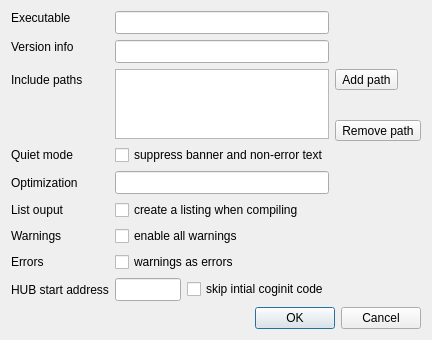
The window that dialogs/flexspindlg.ui (pullmoll/qflexprop) describes before a commit, drawn with Qt 5.
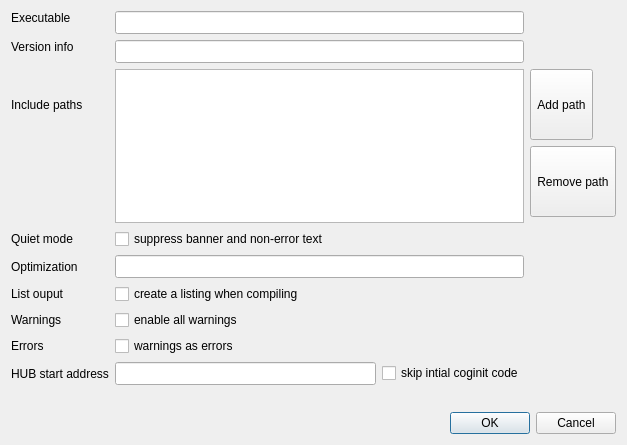
The same window after the commit. Icons and pictures are not drawn.

Commit message: FlexspinDlg: implement add/del include path

```diff
--- a/dialogs/flexspindlg.ui
+++ b/dialogs/flexspindlg.ui
@@ -6,8 +6,8 @@
    <rect>
     <x>0</x>
     <y>0</y>
-    <width>407</width>
-    <height>305</height>
+    <width>627</width>
+    <height>445</height>
    </rect>
   </property>
   <property name="windowTitle">
@@ -18,13 +18,17 @@
     <normaloff>:/images/preferences.png</normaloff>:/images/preferences.png</iconset>
   </property>
   <layout class="QGridLayout" name="gridLayout">
-   <item row="0" column="0">
-    <widget class="QLabel" name="lbl1">
+   <item row="5" column="1" colspan="2">
+    <widget class="QCheckBox" name="cb_quiet">
      <property name="text">
-      <string>Executable</string>
+      <string>suppress banner and non-error text</string>
      </property>
-     <property name="alignment">
-      <set>Qt::AlignLeading|Qt::AlignLeft|Qt::AlignTop</set>
+    </widget>
+   </item>
+   <item row="7" column="0">
+    <widget class="QLabel" name="lbl5">
+     <property name="text">
+      <string>List ouput</string>
      </property>
     </widget>
    </item>
@@ -40,66 +44,20 @@
      </property>
     </widget>
    </item>
-   <item row="1" column="0">
-    <widget class="QLabel" name="lbl2">
-     <property name="text">
-      <string>Version info</string>
+   <item row="3" column="3">
+    <widget class="QToolButton" name="tb_del">
+     <property name="sizePolicy">
+      <sizepolicy hsizetype="Fixed" vsizetype="MinimumExpanding">
+       <horstretch>0</horstretch>
+       <verstretch>0</verstretch>
+      </sizepolicy>
      </property>
-     <property name="alignment">
-      <set>Qt::AlignLeading|Qt::AlignLeft|Qt::AlignTop</set>
-     </property>
-    </widget>
-   </item>
-   <item row="1" column="1" colspan="2">
-    <widget class="QLineEdit" name="le_version_info">
-     <property name="font">
-      <font>
-       <family>Monospace</family>
-       <pointsize>10</pointsize>
-       <weight>75</weight>
-       <bold>true</bold>
-      </font>
-     </property>
-    </widget>
-   </item>
-   <item row="2" column="0">
-    <widget class="QLabel" name="lbl3">
-     <property name="text">
-      <string>Include paths</string>
-     </property>
-    </widget>
-   </item>
-   <item row="2" column="1" rowspan="2" colspan="2">
-    <widget class="QListWidget" name="lw_include_paths">
-     <property name="font">
-      <font>
-       <family>Monospace</family>
-       <pointsize>10</pointsize>
-       <weight>75</weight>
-       <bold>true</bold>
-      </font>
-     </property>
-    </widget>
-   </item>
-   <item row="2" column="3">
-    <widget class="QToolButton" name="tb_add">
-     <property name="text">
-      <string>Add path</string>
-     </property>
-     <property name="icon">
-      <iconset resource="../qflexprop.qrc">
-       <normaloff>:/images/plus.png</normaloff>:/images/plus.png</iconset>
-     </property>
-     <property name="iconSize">
+     <property name="minimumSize">
       <size>
-       <width>16</width>
-       <height>16</height>
+       <width>20</width>
+       <height>32</height>
       </size>
      </property>
-    </widget>
-   </item>
-   <item row="3" column="3" rowspan="2">
-    <widget class="QToolButton" name="toolButton">
      <property name="text">
       <string>Remove path</string>
      </property>
@@ -115,28 +73,64 @@
      </property>
     </widget>
    </item>
-   <item row="4" column="0">
+   <item row="7" column="1" colspan="2">
+    <widget class="QCheckBox" name="cb_listing">
+     <property name="text">
+      <string>create a listing when compiling</string>
+     </property>
+    </widget>
+   </item>
+   <item row="5" column="0">
     <widget class="QLabel" name="label">
      <property name="text">
       <string>Quiet mode</string>
      </property>
     </widget>
    </item>
-   <item row="4" column="1" colspan="2">
-    <widget class="QCheckBox" name="cb_quiet">
+   <item row="10" column="2">
+    <widget class="QCheckBox" name="cb_skip_coginit">
      <property name="text">
-      <string>suppress banner and non-error text</string>
+      <string>skip intial coginit code</string>
      </property>
     </widget>
    </item>
-   <item row="5" column="0">
-    <widget class="QLabel" name="lbl4">
+   <item row="1" column="1" colspan="2">
+    <widget class="QLineEdit" name="le_version_info">
+     <property name="font">
+      <font>
+       <family>Monospace</family>
+       <pointsize>10</pointsize>
+       <weight>75</weight>
+       <bold>true</bold>
+      </font>
+     </property>
+    </widget>
+   </item>
+   <item row="9" column="0">
+    <widget class="QLabel" name="lbl7">
      <property name="text">
-      <string>Optimization</string>
+      <string>Errors</string>
      </property>
     </widget>
    </item>
-   <item row="5" column="1" colspan="2">
+   <item row="10" column="0">
+    <widget class="QLabel" name="lbl8">
+     <property name="text">
+      <string>HUB start address</string>
+     </property>
+    </widget>
+   </item>
+   <item row="12" column="0" colspan="4">
+    <widget class="QDialogButtonBox" name="buttonBox">
+     <property name="orientation">
+      <enum>Qt::Horizontal</enum>
+     </property>
+     <property name="standardButtons">
+      <set>QDialogButtonBox::Cancel|QDialogButtonBox::Ok</set>
+     </property>
+    </widget>
+   </item>
+   <item row="6" column="1" colspan="2">
     <widget class="QLineEdit" name="le_optimize">
      <property name="font">
       <font>
@@ -151,66 +145,53 @@
      </property>
     </widget>
    </item>
-   <item row="6" column="0">
-    <widget class="QLabel" name="lbl5">
-     <property name="text">
-      <string>List ouput</string>
-     </property>
-    </widget>
-   </item>
-   <item row="6" column="1" colspan="2">
-    <widget class="QCheckBox" name="cb_listing">
-     <property name="text">
-      <string>create a listing when compiling</string>
-     </property>
-    </widget>
-   </item>
-   <item row="7" column="0">
-    <widget class="QLabel" name="lbl6">
-     <property name="text">
-      <string>Warnings</string>
-     </property>
-    </widget>
-   </item>
-   <item row="7" column="1" colspan="2">
+   <item row="8" column="1" colspan="2">
     <widget class="QCheckBox" name="cb_warnings">
      <property name="text">
       <string>enable all warnings</string>
      </property>
     </widget>
    </item>
-   <item row="8" column="0">
-    <widget class="QLabel" name="lbl7">
+   <item row="2" column="0">
+    <widget class="QLabel" name="lbl3">
      <property name="text">
-      <string>Errors</string>
+      <string>Include paths</string>
      </property>
     </widget>
    </item>
-   <item row="8" column="1" colspan="2">
-    <widget class="QCheckBox" name="cb_errors">
+   <item row="1" column="0">
+    <widget class="QLabel" name="lbl2">
      <property name="text">
-      <string>warnings as errors</string>
+      <string>Version info</string>
      </property>
+     <property name="alignment">
+      <set>Qt::AlignLeading|Qt::AlignLeft|Qt::AlignTop</set>
+     </property>
     </widget>
    </item>
-   <item row="9" column="0">
-    <widget class="QLabel" name="lbl8">
+   <item row="0" column="0">
+    <widget class="QLabel" name="lbl1">
      <property name="text">
-      <string>HUB start address</string>
+      <string>Executable</string>
      </property>
+     <property name="alignment">
+      <set>Qt::AlignLeading|Qt::AlignLeft|Qt::AlignTop</set>
+     </property>
     </widget>
    </item>
-   <item row="9" column="1">
-    <widget class="QLineEdit" name="le_hubaddress">
+   <item row="2" column="1" rowspan="3" colspan="2">
+    <widget class="QListWidget" name="lw_include_paths">
      <property name="font">
       <font>
        <family>Monospace</family>
        <pointsize>10</pointsize>
+       <weight>75</weight>
+       <bold>true</bold>
       </font>
      </property>
     </widget>
    </item>
-   <item row="10" column="1" colspan="2">
+   <item row="11" column="1" colspan="2">
     <spacer name="verticalSpacer">
      <property name="orientation">
       <enum>Qt::Vertical</enum>
@@ -223,20 +204,63 @@
      </property>
     </spacer>
    </item>
-   <item row="9" column="2">
-    <widget class="QCheckBox" name="cb_skip_coginit">
+   <item row="6" column="0">
+    <widget class="QLabel" name="lbl4">
      <property name="text">
-      <string>skip intial coginit code</string>
+      <string>Optimization</string>
      </property>
     </widget>
    </item>
-   <item row="11" column="0" colspan="4">
-    <widget class="QDialogButtonBox" name="buttonBox">
-     <property name="orientation">
-      <enum>Qt::Horizontal</enum>
+   <item row="9" column="1" colspan="2">
+    <widget class="QCheckBox" name="cb_errors">
+     <property name="text">
+      <string>warnings as errors</string>
      </property>
-     <property name="standardButtons">
-      <set>QDialogButtonBox::Cancel|QDialogButtonBox::Ok</set>
+    </widget>
+   </item>
+   <item row="10" column="1">
+    <widget class="QLineEdit" name="le_hubaddress">
+     <property name="font">
+      <font>
+       <family>Monospace</family>
+       <pointsize>10</pointsize>
+      </font>
+     </property>
+    </widget>
+   </item>
+   <item row="8" column="0">
+    <widget class="QLabel" name="lbl6">
+     <property name="text">
+      <string>Warnings</string>
+     </property>
+    </widget>
+   </item>
+   <item row="2" column="3">
+    <widget class="QToolButton" name="tb_add">
+     <property name="sizePolicy">
+      <sizepolicy hsizetype="Fixed" vsizetype="MinimumExpanding">
+       <horstretch>0</horstretch>
+       <verstretch>0</verstretch>
+      </sizepolicy>
+     </property>
+     <property name="minimumSize">
+      <size>
+       <width>20</width>
+       <height>32</height>
+      </size>
+     </property>
+     <property name="text">
+      <string>Add path</string>
+     </property>
+     <property name="icon">
+      <iconset resource="../qflexprop.qrc">
+       <normaloff>:/images/plus.png</normaloff>:/images/plus.png</iconset>
+     </property>
+     <property name="iconSize">
+      <size>
+       <width>16</width>
+       <height>16</height>
+      </size>
      </property>
     </widget>
    </item>
```
Left out of the diff: 1 changed line with no effect on the pictures. The commit also changes 4 other files.
